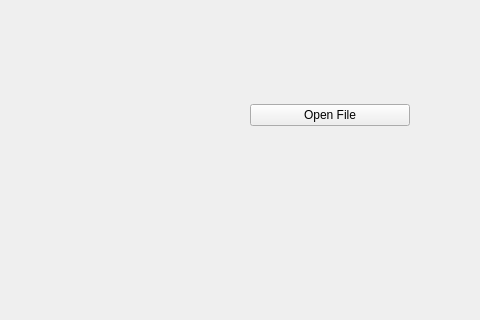
Above: src/mainwindow.ui from kulhanek/vtktests before the change; both pictures show x 320 to 800 and y 0 to 320 of the 800 by 600 pixel window. Below: the same form after it.
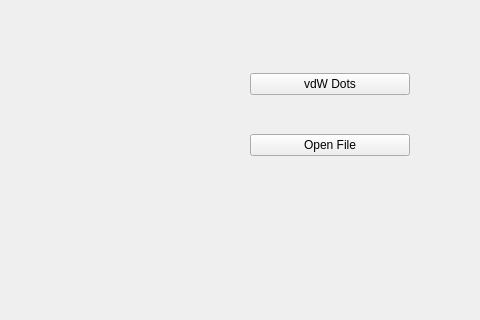
That is the form after the change. Custom widgets are drawn as their Qt base class.

```diff
--- a/src/mainwindow.ui
+++ b/src/mainwindow.ui
@@ -24,6 +24,13 @@
      </rect>
     </property>
     <layout class="QVBoxLayout" name="verticalLayout">
+     <item>
+      <widget class="QPushButton" name="pushButtonvdW">
+       <property name="text">
+        <string>vdW Dots</string>
+       </property>
+      </widget>
+     </item>
      <item>
       <widget class="QPushButton" name="pushButton">
        <property name="text">
@@ -66,6 +73,14 @@
    </property>
   </action>
  </widget>
+ <customwidgets>
+  <customwidget>
+   <class>QVTKWidget</class>
+   <extends>QWidget</extends>
+   <header location="global">QVTKWidget.h</header>
+   <container>1</container>
+  </customwidget>
+ </customwidgets>
  <resources/>
  <connections/>
 </ui>
```
Left out of the diff: 10 changed lines with no effect on the pictures.
